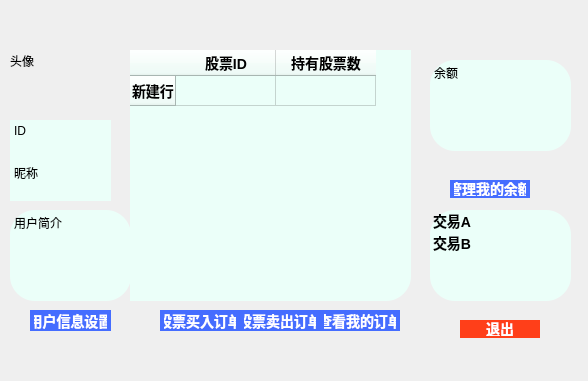
Before: the Qt Designer form src/AllWindow/zhanghu.ui in Hypn0tised-ysy/stock-project, drawn with Qt 5.
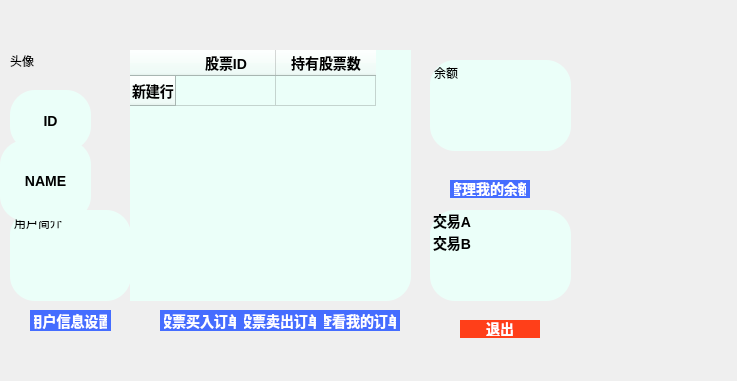
After: the same form once the commit is applied.

The edit to the form file:
```diff
--- a/src/AllWindow/zhanghu.ui
+++ b/src/AllWindow/zhanghu.ui
@@ -6,7 +6,7 @@
    <rect>
     <x>0</x>
     <y>0</y>
-    <width>588</width>
+    <width>737</width>
     <height>381</height>
    </rect>
   </property>
@@ -26,62 +26,6 @@
     <string>头像</string>
    </property>
   </widget>
-  <widget class="QTextBrowser" name="ID">
-   <property name="enabled">
-    <bool>true</bool>
-   </property>
-   <property name="geometry">
-    <rect>
-     <x>10</x>
-     <y>120</y>
-     <width>101</width>
-     <height>41</height>
-    </rect>
-   </property>
-   <property name="styleSheet">
-    <string notr="true">background-color: rgb(235, 255, 249);
-border-radius:25px;    /*设置圆角半径 */
-font:bold 14px;		/*设置按钮文字和大小*/</string>
-   </property>
-   <property name="html">
-    <string>&lt;!DOCTYPE HTML PUBLIC &quot;-//W3C//DTD HTML 4.0//EN&quot; &quot;http://www.w3.org/TR/REC-html40/strict.dtd&quot;&gt;
-&lt;html&gt;&lt;head&gt;&lt;meta name=&quot;qrichtext&quot; content=&quot;1&quot; /&gt;&lt;meta charset=&quot;utf-8&quot; /&gt;&lt;style type=&quot;text/css&quot;&gt;
-p, li { white-space: pre-wrap; }
-hr { height: 1px; border-width: 0; }
-li.unchecked::marker { content: &quot;\2610&quot;; }
-li.checked::marker { content: &quot;\2612&quot;; }
-&lt;/style&gt;&lt;/head&gt;&lt;body style=&quot; font-family:'Microsoft YaHei UI'; font-size:14px; font-weight:700; font-style:normal;&quot;&gt;
-&lt;p style=&quot; margin-top:0px; margin-bottom:0px; margin-left:0px; margin-right:0px; -qt-block-indent:0; text-indent:0px;&quot;&gt;&lt;span style=&quot; font-size:9pt; font-weight:400;&quot;&gt;ID&lt;/span&gt;&lt;/p&gt;&lt;/body&gt;&lt;/html&gt;</string>
-   </property>
-  </widget>
-  <widget class="QTextBrowser" name="nicheng">
-   <property name="enabled">
-    <bool>true</bool>
-   </property>
-   <property name="geometry">
-    <rect>
-     <x>10</x>
-     <y>160</y>
-     <width>101</width>
-     <height>41</height>
-    </rect>
-   </property>
-   <property name="styleSheet">
-    <string notr="true">background-color: rgb(235, 255, 249);
-border-radius:25px;    /*设置圆角半径 */
-font:bold 14px;		/*设置按钮文字和大小*/</string>
-   </property>
-   <property name="html">
-    <string>&lt;!DOCTYPE HTML PUBLIC &quot;-//W3C//DTD HTML 4.0//EN&quot; &quot;http://www.w3.org/TR/REC-html40/strict.dtd&quot;&gt;
-&lt;html&gt;&lt;head&gt;&lt;meta name=&quot;qrichtext&quot; content=&quot;1&quot; /&gt;&lt;meta charset=&quot;utf-8&quot; /&gt;&lt;style type=&quot;text/css&quot;&gt;
-p, li { white-space: pre-wrap; }
-hr { height: 1px; border-width: 0; }
-li.unchecked::marker { content: &quot;\2610&quot;; }
-li.checked::marker { content: &quot;\2612&quot;; }
-&lt;/style&gt;&lt;/head&gt;&lt;body style=&quot; font-family:'Microsoft YaHei UI'; font-size:14px; font-weight:700; font-style:normal;&quot;&gt;
-&lt;p style=&quot; margin-top:0px; margin-bottom:0px; margin-left:0px; margin-right:0px; -qt-block-indent:0; text-indent:0px;&quot;&gt;&lt;span style=&quot; font-size:9pt; font-weight:400;&quot;&gt;昵称&lt;/span&gt;&lt;/p&gt;&lt;/body&gt;&lt;/html&gt;</string>
-   </property>
-  </widget>
   <widget class="QTextBrowser" name="jianjie">
    <property name="enabled">
     <bool>true</bool>
@@ -336,6 +280,48 @@
     <string>查看我的订单</string>
    </property>
   </widget>
+  <widget class="QLabel" name="ID">
+   <property name="geometry">
+    <rect>
+     <x>10</x>
+     <y>90</y>
+     <width>81</width>
+     <height>61</height>
+    </rect>
+   </property>
+   <property name="styleSheet">
+    <string notr="true">background-color: rgb(235, 255, 249);
+border-radius:25px;    /*设置圆角半径 */
+font:bold 14px;		/*设置按钮文字和大小*/</string>
+   </property>
+   <property name="text">
+    <string>ID</string>
+   </property>
+   <property name="alignment">
+    <set>Qt::AlignCenter</set>
+   </property>
+  </widget>
+  <widget class="QLabel" name="nicheng">
+   <property name="geometry">
+    <rect>
+     <x>0</x>
+     <y>140</y>
+     <width>91</width>
+     <height>81</height>
+    </rect>
+   </property>
+   <property name="styleSheet">
+    <string notr="true">background-color: rgb(235, 255, 249);
+border-radius:25px;    /*设置圆角半径 */
+font:bold 14px;		/*设置按钮文字和大小*/</string>
+   </property>
+   <property name="text">
+    <string>NAME</string>
+   </property>
+   <property name="alignment">
+    <set>Qt::AlignCenter</set>
+   </property>
+  </widget>
  </widget>
  <resources/>
  <connections/>
```
